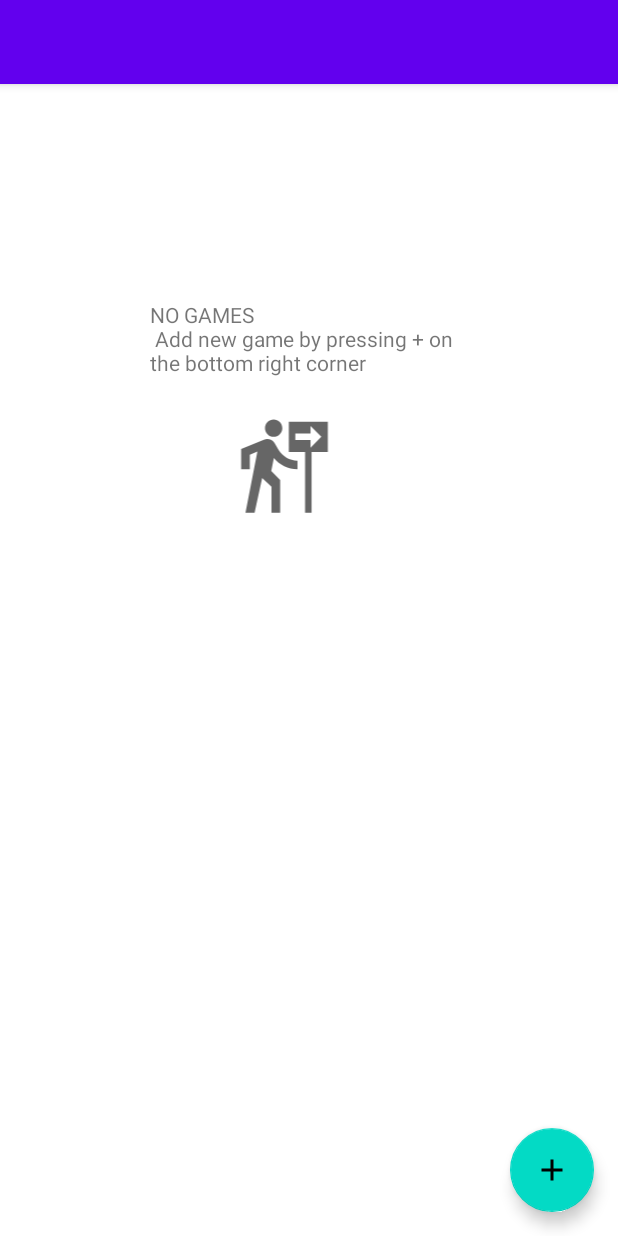
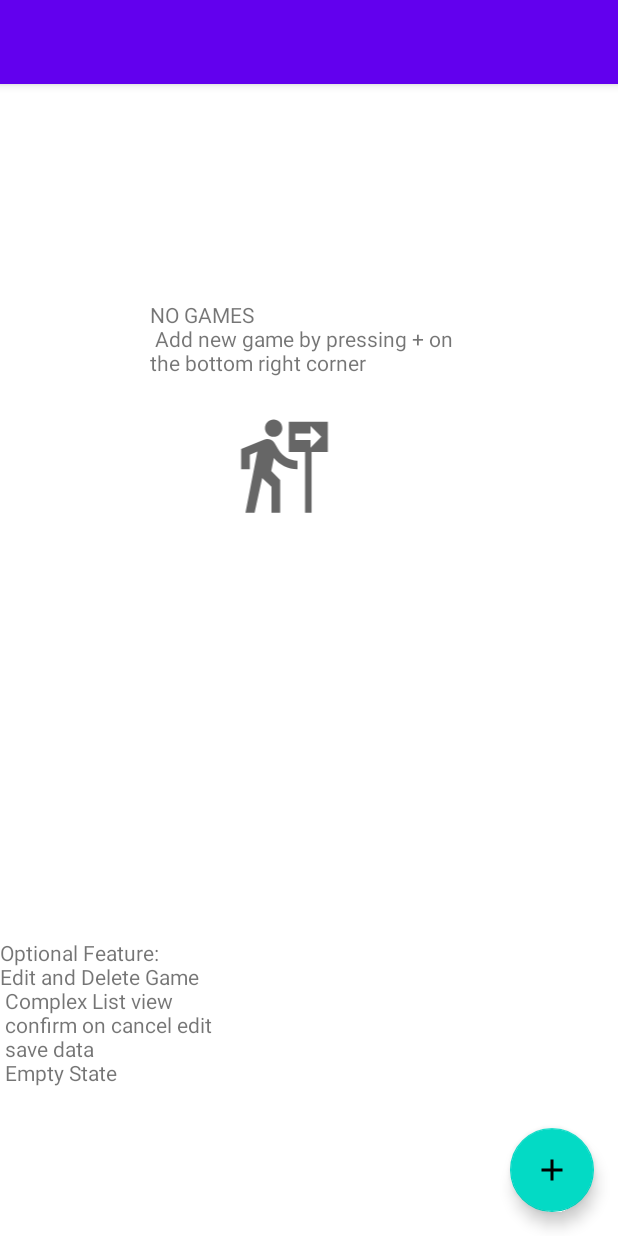
Before and after one commit to JackyL-CyberTofu/g, an Android app: the layout activity_main.xml on its own in the app's theme, with its tools: preview values and no code run, on a phone screen of 412 x 824 dp. Run offline under Robolectric (Android 15) with nearby library versions, the phone set to English and light mode, and no system bars.

Commit message:
Add Time to Edit Screen and Add List of Additional Features to Main Activity
Used TextView

```diff
--- a/app/src/main/res/layout/activity_main.xml
+++ b/app/src/main/res/layout/activity_main.xml
@@ -47,6 +47,13 @@
         android:layout_marginTop="275dp"
         app:srcCompat="@drawable/ic_baseline_follow_the_signs_24" />
 
+    <TextView
+        android:id="@+id/textView3"
+        android:layout_width="319dp"
+        android:layout_height="wrap_content"
+        android:layout_marginTop="625dp"
+        android:text="Optional Feature: \nEdit and Delete Game \n Complex List view \n confirm on cancel edit \n save data \n Empty State" />
+
     <ListView
         android:id="@+id/gamelist"
         android:layout_marginTop="58dp"
```
Also changed, not shown: app/src/main/java/com/cmpt276/scoreapp/AddGame.java (+9 -0 lines), app/src/main/res/layout/activity_add_da_thing.xml (+10 -0 lines).
